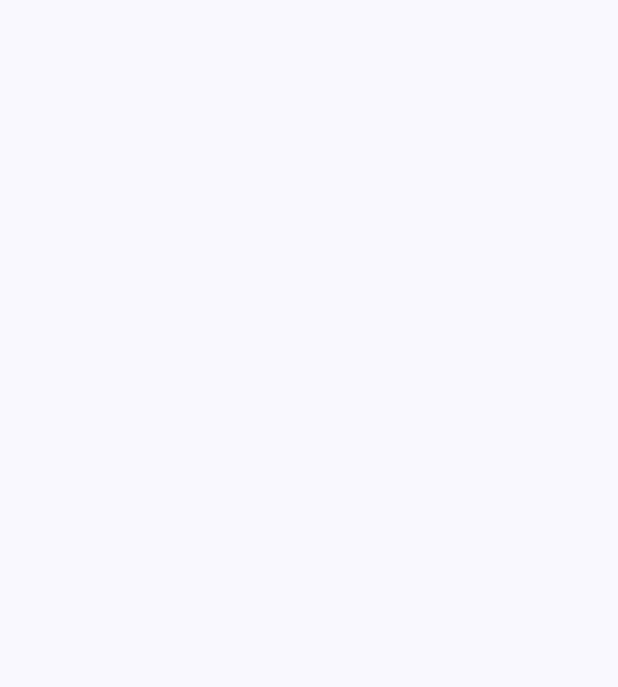
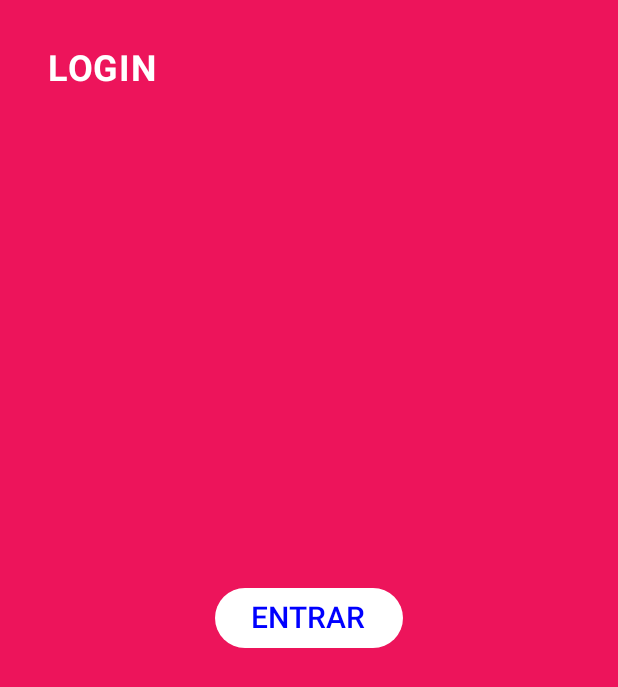
Before and after one commit to felipe034sato/android-navigation-compose, an Android app built with Jetpack Compose: the screen it shows after launch (MainActivity), on a phone screen of 412 x 824 dp. Before the commit the part shown is empty. Shown: the top 687 px of the screen. Run offline under Robolectric (Android 15) with nearby library versions, the phone set to English and light mode, and no system bars.

Commit message:
Adiciona chamada da LoginScreen na MainActivity como tela inicial do app

```diff
--- a/app/src/main/java/carreiras/com/github/navigation_between_screens/MainActivity.kt
+++ b/app/src/main/java/carreiras/com/github/navigation_between_screens/MainActivity.kt
@@ -7,10 +7,8 @@ import androidx.activity.enableEdgeToEdge
 import androidx.compose.foundation.layout.fillMaxSize
 import androidx.compose.foundation.layout.padding
 import androidx.compose.material3.Scaffold
-import androidx.compose.material3.Text
-import androidx.compose.runtime.Composable
 import androidx.compose.ui.Modifier
-import androidx.compose.ui.tooling.preview.Preview
+import carreiras.com.github.navigation_between_screens.screens.LoginScreen
 import carreiras.com.github.navigation_between_screens.ui.theme.Android5navigationbetweenscreensTheme
 
 class MainActivity : ComponentActivity() {
@@ -20,7 +18,7 @@ class MainActivity : ComponentActivity() {
         setContent {
             Android5navigationbetweenscreensTheme {
                 Scaffold(modifier = Modifier.fillMaxSize()) { innerPadding ->
-
+                    LoginScreen(modifier = Modifier.padding(innerPadding))
                 }
             }
         }
```
